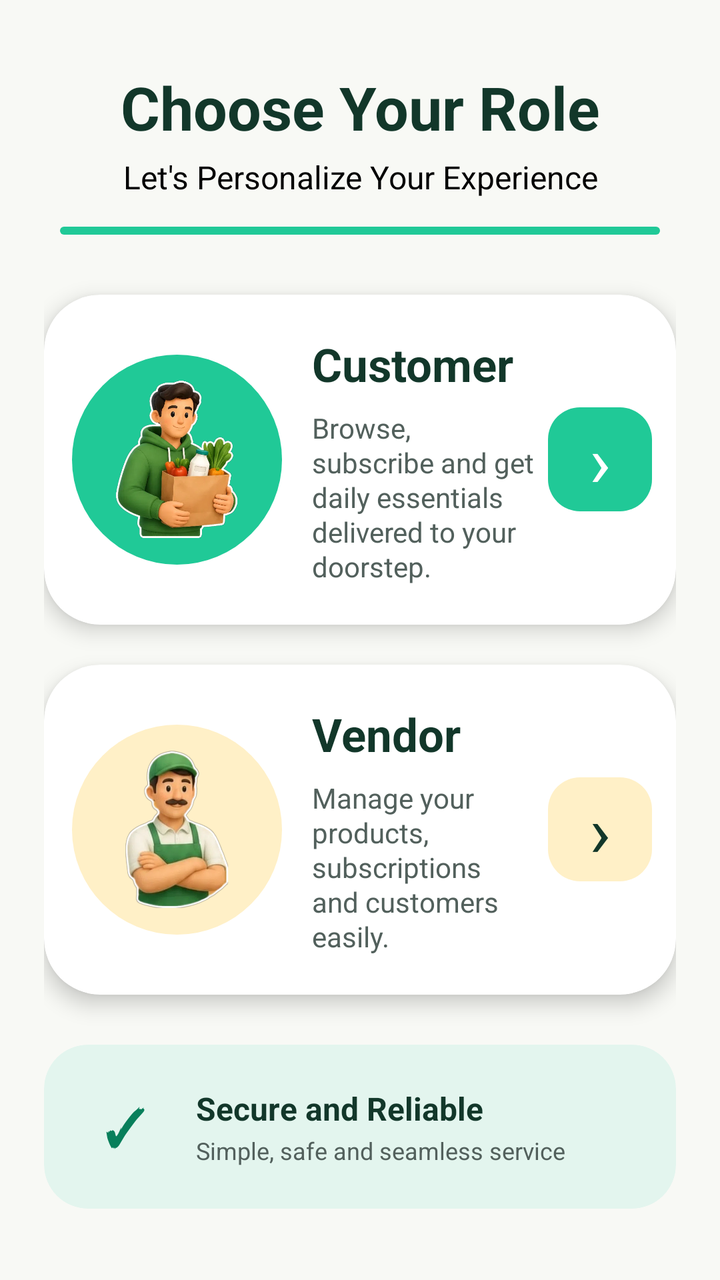
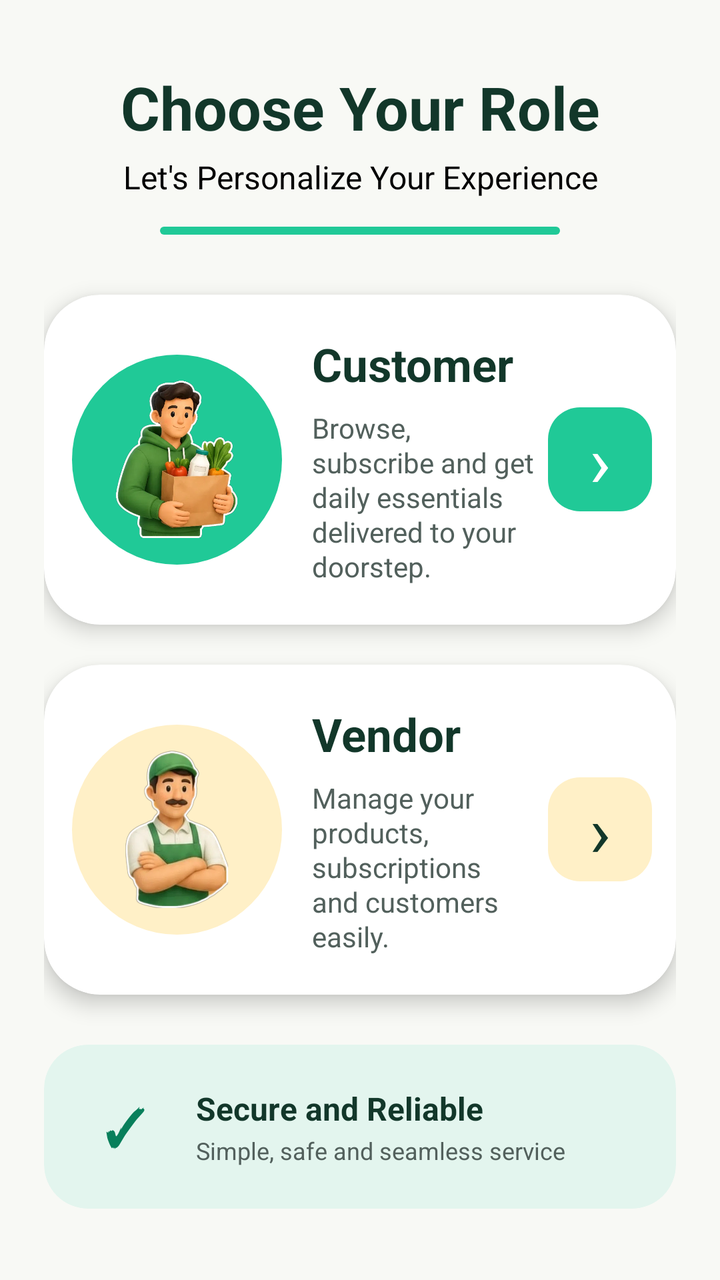

Compare the two renders of this Android layout. The source of the first and the diff that turns it into the second are given below.
<!-- AndroidManifest.xml: application theme Theme.NextGen -->
<!-- res/layout/activity_selection_form.xml -->
<?xml version="1.0" encoding="utf-8"?>
<ScrollView xmlns:android="http://schemas.android.com/apk/res/android"
    xmlns:app="http://schemas.android.com/apk/res-auto"
    android:layout_width="match_parent"
    android:layout_height="match_parent"
    android:background="#F8F9F5"
    android:overScrollMode="never">

    <LinearLayout
        android:layout_width="match_parent"
        android:layout_height="wrap_content"
        android:orientation="vertical"
        android:paddingStart="22dp"
        android:paddingTop="28dp"
        android:paddingEnd="22dp"
        android:paddingBottom="30dp"
        android:layout_gravity="center">


        <TextView
            android:id="@+id/tvTitle"
            android:layout_width="match_parent"
            android:layout_height="wrap_content"
            android:gravity="center"
            android:text="Choose Your Role"
            android:textColor="@color/deep_green"
            android:textSize="30sp"
            android:textStyle="bold"/>

        <TextView
            android:id="@+id/tvSubtitle"
            android:layout_width="match_parent"
            android:layout_height="wrap_content"
            android:layout_marginTop="4dp"
            android:gravity="center"
            android:text="Let's Personalize Your Experience"
            android:textColor="@color/black"
            android:textSize="16sp"
            android:textStyle="normal"/>

        <View
            android:layout_width="300dp"
            android:layout_height="4dp"
            android:layout_gravity="center"
            android:layout_marginTop="14dp"
            android:background="@drawable/bg_green_line"/>



        <androidx.cardview.widget.CardView
            android:id="@+id/cardCustomer"
            android:layout_width="match_parent"
            android:layout_height="165dp"
            android:layout_marginTop="30dp"
            android:clickable="true"
            android:focusable="true"
            android:foreground="?attr/selectableItemBackground"
            app:cardBackgroundColor="#FFFFFF"
            app:cardCornerRadius="28dp"
            app:cardElevation="6dp">

            <LinearLayout
                android:layout_width="match_parent"
                android:layout_height="match_parent"
                android:gravity="center_vertical"
                android:orientation="horizontal"
                android:paddingStart="14dp"
                android:paddingEnd="12dp">

                

                <FrameLayout
                    android:layout_width="105dp"
                    android:layout_height="105dp"
                    android:background="@drawable/bg_customer_circle">

                    <ImageView
                        android:id="@+id/imgCustomer"
                        android:layout_width="82dp"
                        android:layout_height="82dp"
                        android:layout_gravity="center"
                        android:scaleType="fitCenter"
                        android:src="@drawable/customer_image"
                        android:contentDescription="Customer" />

                </FrameLayout>


                

                <LinearLayout
                    android:layout_width="0dp"
                    android:layout_height="wrap_content"
                    android:layout_weight="1"
                    android:layout_marginStart="15dp"
                    android:layout_marginEnd="7dp"
                    android:orientation="vertical">

                    <TextView
                        android:layout_width="wrap_content"
                        android:layout_height="wrap_content"
                        android:text="Customer"
                        android:textColor="#12372A"
                        android:textSize="23sp"
                        android:textStyle="bold"
                        android:maxLines="1" />

                    <TextView
                        android:layout_width="match_parent"
                        android:layout_height="wrap_content"
                        android:layout_marginTop="7dp"
                        android:text="Browse, subscribe and get daily essentials delivered to your doorstep."
                        android:textColor="#52605C"
                        android:textSize="14sp"
                        android:lineSpacingExtra="1dp" />

                </LinearLayout>


                

                <TextView
                    android:id="@+id/tvCustomerArrow"
                    android:layout_width="52dp"
                    android:layout_height="52dp"
                    android:gravity="center"
                    android:text="›"
                    android:textColor="#FFFFFF"
                    android:textSize="36sp"
                    android:textStyle="normal"
                    android:background="@drawable/bg_customer_arrow" />

            </LinearLayout>

        </androidx.cardview.widget.CardView>


        

        <androidx.cardview.widget.CardView
            android:id="@+id/cardVendor"
            android:layout_width="match_parent"
            android:layout_height="165dp"
            android:layout_marginTop="20dp"
            android:clickable="true"
            android:focusable="true"
            android:foreground="?attr/selectableItemBackground"
            app:cardBackgroundColor="#FFFFFF"
            app:cardCornerRadius="28dp"
            app:cardElevation="6dp">

            <LinearLayout
                android:layout_width="match_parent"
                android:layout_height="match_parent"
                android:gravity="center_vertical"
                android:orientation="horizontal"
                android:paddingStart="14dp"
                android:paddingEnd="12dp">

                

                <FrameLayout
                    android:layout_width="105dp"
                    android:layout_height="105dp"
                    android:background="@drawable/bg_vendor_circle">

                    <ImageView
                        android:id="@+id/imgVendor"
                        android:layout_width="82dp"
                        android:layout_height="82dp"
                        android:layout_gravity="center"
                        android:scaleType="fitCenter"
                        android:src="@drawable/vendor_image"
                        android:contentDescription="Vendor" />

                </FrameLayout>


                

                <LinearLayout
                    android:layout_width="0dp"
                    android:layout_height="wrap_content"
                    android:layout_weight="1"
                    android:layout_marginStart="15dp"
                    android:layout_marginEnd="7dp"
                    android:orientation="vertical">

                    <TextView
                        android:layout_width="wrap_content"
                        android:layout_height="wrap_content"
                        android:text="Vendor"
                        android:textColor="#12372A"
                        android:textSize="23sp"
                        android:textStyle="bold"
                        android:maxLines="1" />

                    <TextView
                        android:layout_width="match_parent"
                        android:layout_height="wrap_content"
                        android:layout_marginTop="7dp"
                        android:text="Manage your products, subscriptions and customers easily."
                        android:textColor="#52605C"
                        android:textSize="14sp"
                        android:lineSpacingExtra="1dp" />

                </LinearLayout>


                

                <TextView
                    android:id="@+id/tvVendorArrow"
                    android:layout_width="52dp"
                    android:layout_height="52dp"
                    android:gravity="center"
                    android:text="›"
                    android:textColor="#12372A"
                    android:textSize="36sp"
                    android:textStyle="normal"
                    android:background="@drawable/bg_vendor_arrow" />

            </LinearLayout>

        </androidx.cardview.widget.CardView>


        

        <androidx.cardview.widget.CardView
            android:layout_width="match_parent"
            android:layout_height="82dp"
            android:layout_marginTop="25dp"
            app:cardBackgroundColor="#E3F5EE"
            app:cardCornerRadius="22dp"
            app:cardElevation="0dp">

            <LinearLayout
                android:layout_width="match_parent"
                android:layout_height="match_parent"
                android:gravity="center_vertical"
                android:paddingStart="18dp"
                android:paddingEnd="18dp">

                <TextView
                    android:layout_width="45dp"
                    android:layout_height="45dp"
                    android:gravity="center"
                    android:text="✓"
                    android:textColor="#087F5B"
                    android:textSize="25sp"
                    android:textStyle="bold"/>

                <LinearLayout
                    android:layout_width="0dp"
                    android:layout_height="wrap_content"
                    android:layout_weight="1"
                    android:layout_marginStart="13dp"
                    android:orientation="vertical">

                    <TextView
                        android:layout_width="wrap_content"
                        android:layout_height="wrap_content"
                        android:text="Secure and Reliable"
                        android:textColor="#12372A"
                        android:textSize="16sp"
                        android:textStyle="bold" />

                    <TextView
                        android:layout_width="wrap_content"
                        android:layout_height="wrap_content"
                        android:layout_marginTop="2dp"
                        android:text="Simple, safe and seamless service"
                        android:textColor="#52605C"
                        android:textSize="12sp" />

                </LinearLayout>

            </LinearLayout>

        </androidx.cardview.widget.CardView>

    </LinearLayout>

</ScrollView>
<!-- resources referenced by this layout -->
<resources>
  <color name="black">#FF000000</color>
  <color name="deep_green">#12372A</color>
  <!-- drawable bg_customer_arrow (drawable) -->
  <?xml version="1.0" encoding="utf-8"?>
  <shape xmlns:android="http://schemas.android.com/apk/res/android">
  
      <solid android:color="@color/mint_greean"/>
      <corners android:radius="16dp"/>
  </shape>
  <!-- drawable bg_customer_circle (drawable) -->
  <?xml version="1.0" encoding="utf-8"?>
  <shape xmlns:android="http://schemas.android.com/apk/res/android">
  
      <solid android:color="@color/mint_greean"/>
      <corners android:radius="70dp"/>
  
  </shape>
  <!-- drawable bg_green_line (drawable) -->
  <?xml version="1.0" encoding="utf-8"?>
  <shape xmlns:android="http://schemas.android.com/apk/res/android">
  
      <solid android:color="#20C997" />
  
      <corners android:radius="10dp" />
  
  </shape>
  <!-- drawable bg_vendor_arrow (drawable) -->
  <?xml version="1.0" encoding="utf-8"?>
  <shape xmlns:android="http://schemas.android.com/apk/res/android">
  
      <solid android:color="@color/yellow"/>
      <corners android:radius="16dp"/>
  </shape>
  <!-- drawable bg_vendor_circle (drawable) -->
  <?xml version="1.0" encoding="utf-8"?>
  <shape xmlns:android="http://schemas.android.com/apk/res/android">
  
      <solid android:color="@color/yellow"/>
      <corners android:radius="70dp"/>
  
  </shape>
  <!-- drawable customer_image: jpg bitmap (drawable, 28904 bytes) -->
  <!-- drawable vendor_image: png bitmap (drawable, 206024 bytes) -->
  <style name="Theme.NextGen" parent="Base.Theme.NextGen" />
  <color name="mint_greean">#20C997</color>
  <color name="yellow">#FFF0C7</color>
  <style name="Base.Theme.NextGen" parent="Theme.Material3.DayNight.NoActionBar">
          
          
      </style>
</resources>

<!-- the commit's change to res/layout/activity_selection_form.xml (unified diff, before → after) -->
@@ -39,7 +39,7 @@
             android:textStyle="normal"/>
 
         <View
-            android:layout_width="300dp"
+            android:layout_width="200dp"
             android:layout_height="4dp"
             android:layout_gravity="center"
             android:layout_marginTop="14dp"
